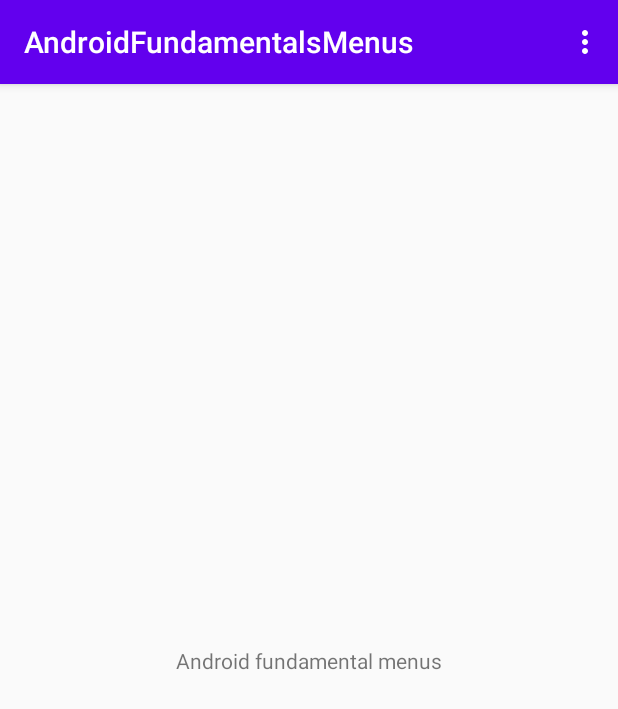
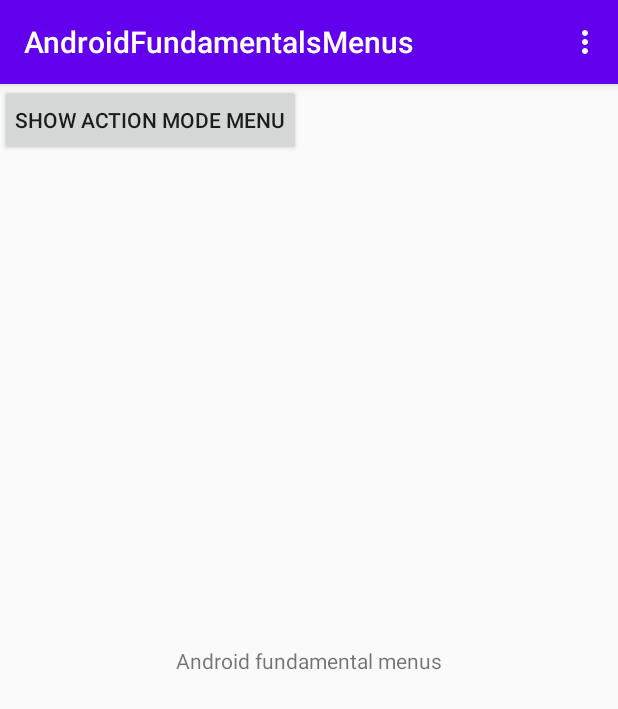
Before and after one commit to ivankaptue/android-menus, an Android app: the screen it shows after launch (MainActivity), on a phone screen of 412 x 824 dp. Shown: the top 709 px of the screen. Run offline under Robolectric (Android 15) with nearby library versions, the phone set to English and light mode, and no system bars.

Commit message:
feat: Create Action Mode Menu

```diff
--- a/app/src/main/res/layout/activity_main.xml
+++ b/app/src/main/res/layout/activity_main.xml
@@ -16,4 +16,11 @@
 			app:layout_constraintRight_toRightOf="parent"
 			app:layout_constraintTop_toTopOf="parent" />
 
+	<Button
+			android:id="@+id/btnActionModeMenu"
+			android:layout_width="wrap_content"
+			android:layout_height="wrap_content"
+			android:padding="10dp"
+			android:text="Show Action Mode Menu" />
+
 </androidx.constraintlayout.widget.ConstraintLayout>
--- /dev/null
+++ b/app/src/main/res/menu/actionmode_context_menu.xml
@@ -0,0 +1,14 @@
+<?xml version="1.0" encoding="utf-8"?>
+<menu xmlns:android="http://schemas.android.com/apk/res/android">
+
+	<item
+			android:id="@+id/actionModelMenu1"
+			android:title="Action Mode Menu 1" />
+	<item
+			android:id="@+id/actionModelMenu2"
+			android:title="Action Mode Menu 2" />
+	<item
+			android:id="@+id/actionModelMenu3"
+			android:title="Action Mode Menu 3" />
+
+</menu>
```
Also changed, not shown: app/src/main/java/com/klid/androidfundamentalsmenus/MainActivity.java (+55 -0 lines).
